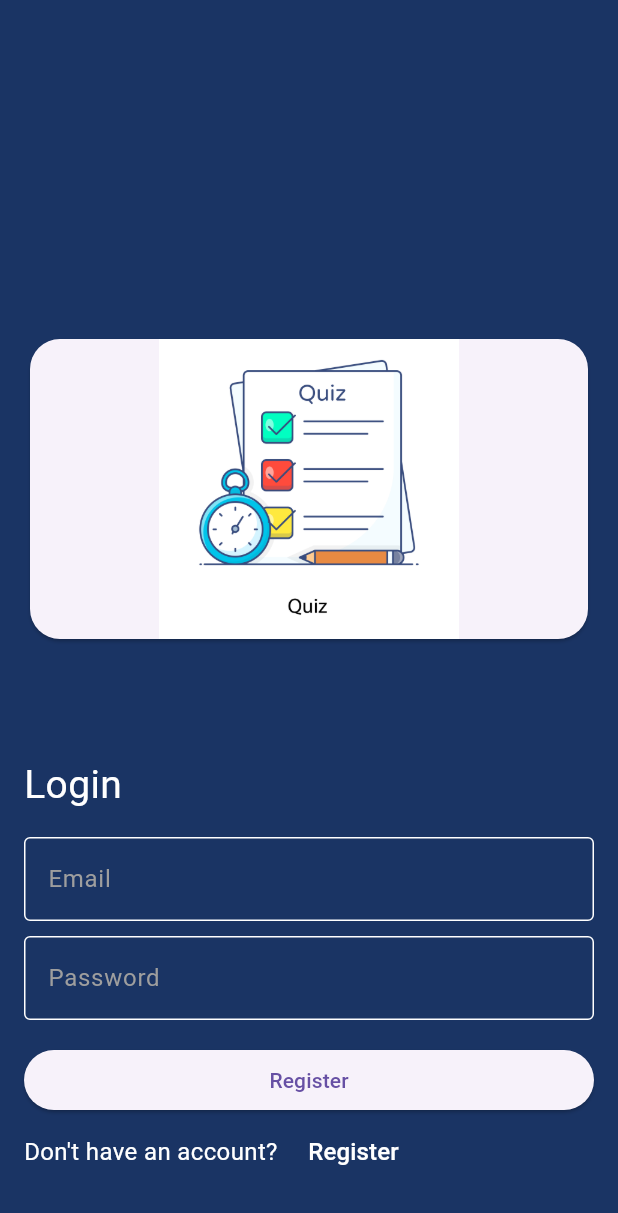
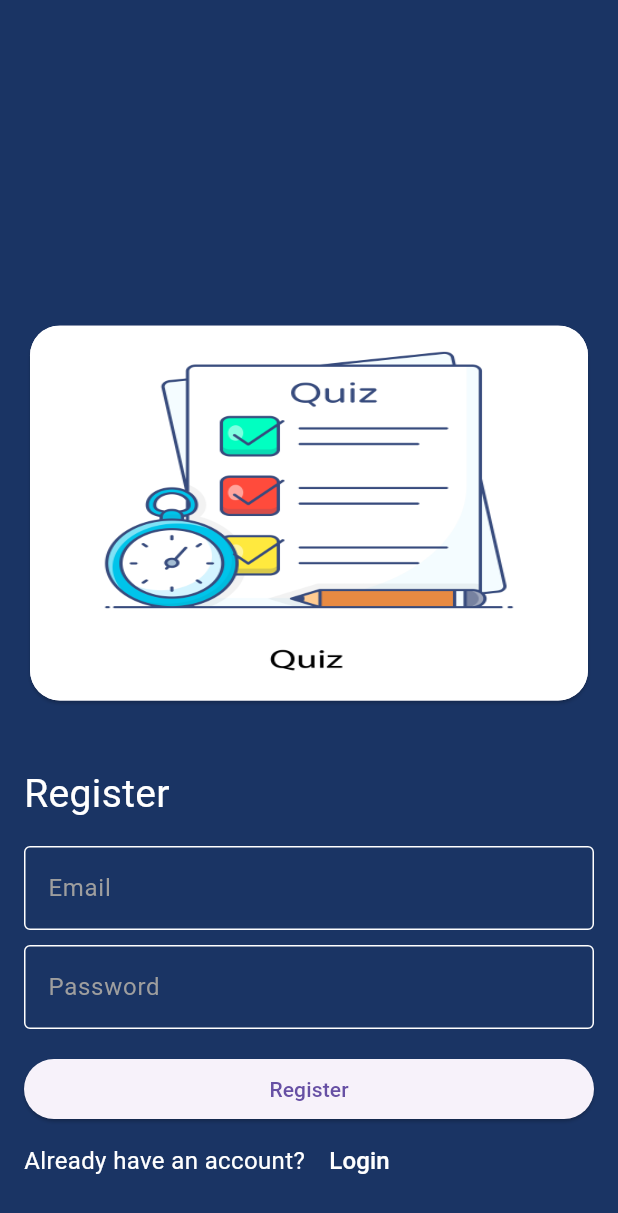
Before and after one commit to MohamedAlaraby/quiz_app, a Flutter app: the screen it shows after launch, after a tap on "Register", on a phone screen of 412 x 824 dp. Shown: the top 1213 px of the screen. Run offline on Flutter 3.47's test engine with Material 3 defaults, Android fonts, the phone set to English and light mode, and no system bars; our stand-ins replace firebase_auth, firebase_core, flutter_bloc; accounts and stored records are empty; network calls fail.

Commit message:
fix some bugs

```diff
--- a/lib/screens/login_screen.dart
+++ b/lib/screens/login_screen.dart
@@ -3,6 +3,7 @@ import 'package:flutter_bloc/flutter_bloc.dart';
 import 'package:quiz_app/core/utils/helper_methods.dart';
 import 'package:quiz_app/manage/auth_cubit/auth_cubit.dart';
 import 'package:quiz_app/screens/home_screen.dart';
+import 'package:quiz_app/screens/register_screen.dart';
 import 'package:quiz_app/widgets/custom_text_field.dart';
 
 class LoginScreen extends StatefulWidget {
@@ -58,11 +59,12 @@ class _LoginScreenState extends State<LoginScreen> {
                     ),
                     child: Image.asset(
                       "assets/images/quiz.jpg",
-                      height: 200,
+                      height: 250,
+                      fit: BoxFit.fill,
                     ),
                   ),
                   const SizedBox(
-                    height: 75,
+                    height: 40,
                   ),
                   const SizedBox(
                     width: double.infinity,
@@ -103,12 +105,10 @@ class _LoginScreenState extends State<LoginScreen> {
                     child: state is AuthLoadingState
                         ? const Padding(
                             padding: EdgeInsets.all(8),
-                            child: CircularProgressIndicator(
-                              color: Colors.white,
-                            ),
+                            child: CircularProgressIndicator(),
                           )
                         : const Text(
-                            "Register",
+                            "Login",
                           ),
                   ),
                   Padding(
@@ -133,7 +133,12 @@ class _LoginScreenState extends State<LoginScreen> {
                             ),
                           ),
                           onPressed: () {
-                            // Navigator.push(context, );
+                            Navigator.push(
+                              context,
+                              MaterialPageRoute(
+                                builder: (c) => const RegisterScreen(),
+                              ),
+                            );
                           },
                         ),
                       ],
--- a/lib/screens/register_Screen.dart
+++ b/lib/screens/register_Screen.dart
@@ -48,8 +48,8 @@ class _RegisterScreenState extends State<RegisterScreen> {
             },
             builder: (context, state) {
               return ListView(
-                  physics: const BouncingScrollPhysics(),
-                  reverse: true,
+                physics: const BouncingScrollPhysics(),
+                reverse: true,
                 children: [
                   Card(
                     clipBehavior: Clip.antiAlias,
@@ -58,11 +58,12 @@ class _RegisterScreenState extends State<RegisterScreen> {
                     ),
                     child: Image.asset(
                       "assets/images/quiz.jpg",
-                      height: 200,
+                      height: 250,
+                      fit: BoxFit.fill,
                     ),
                   ),
                   const SizedBox(
-                    height: 75,
+                    height: 40,
                   ),
                   const SizedBox(
                     width: double.infinity,
```
Also changed, not shown: lib/screens/add_question_screen.dart (+10 -11 lines), lib/screens/edit_question_screen.dart (+6 -4 lines), lib/widgets/custom_button.dart (+9 -7 lines), pubspec.lock.
